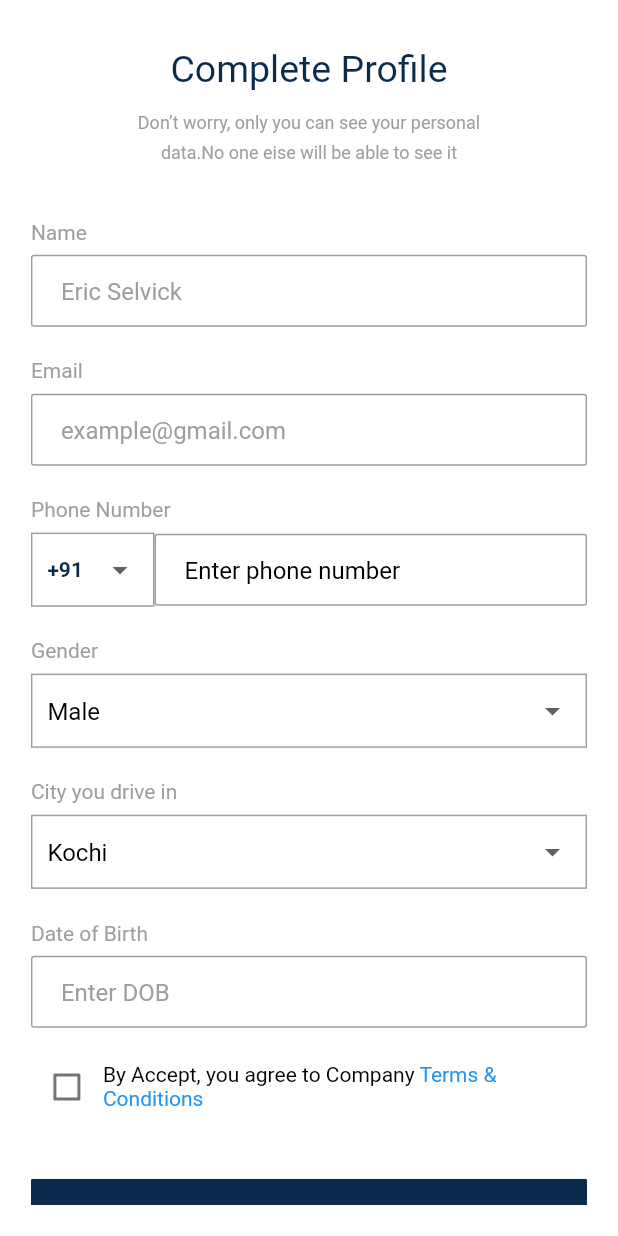
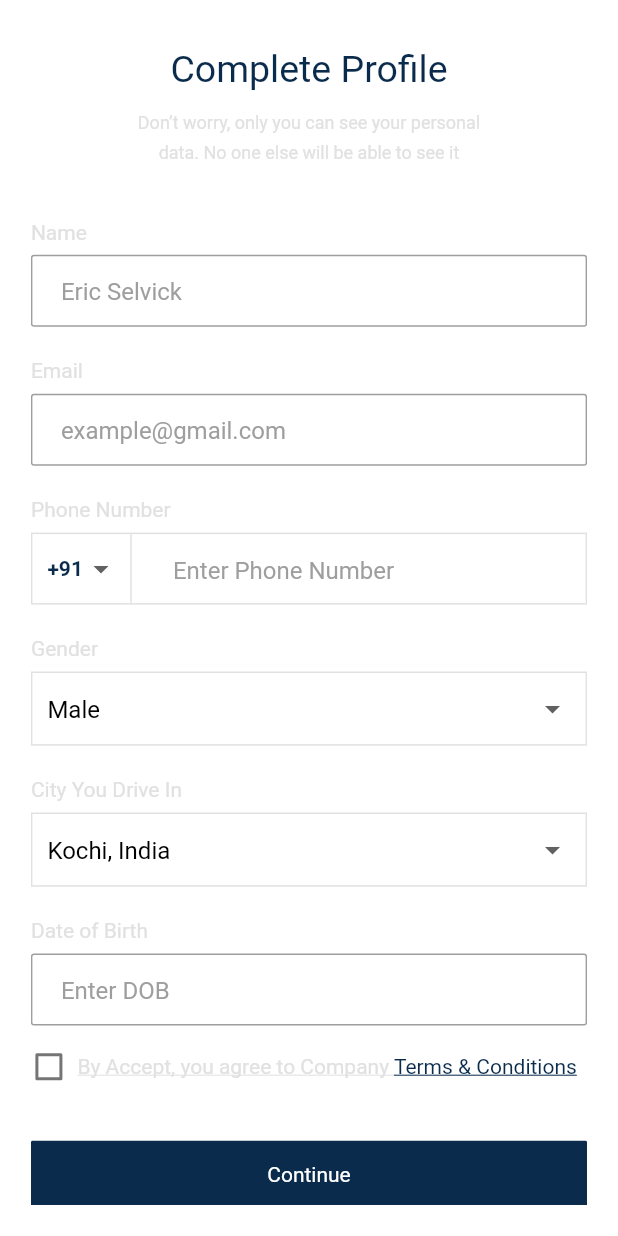
Before and after one commit to Rayarmohan/Jambo-Taxi-app, a Flutter app: the RegistartionScreen screen opened by its route, on a phone screen of 412 x 824 dp. Run offline on Flutter 3.47's test engine with Material 3 defaults, Android fonts, the phone set to English and light mode, and no system bars; our stand-ins replace dotted_border, flutter_rating_bar, flutter_screenutil, flutter_svg, get; Roboto replaces fonts that are missing (SF Pro Display).

Commit message:
debugging sign in, splash and prfile complete

```diff
--- a/lib/features/on_board/widgets/middle_screen.dart
+++ b/lib/features/on_board/widgets/middle_screen.dart
@@ -45,7 +45,7 @@
                 boxFit: BoxFit.fitWidth,
               ),
               Text(
-                "Your ride, Your Rules",
+                "Your Ride, Your Rules",
                 style: Theme.of(context).textTheme.headlineMedium,
               )
             ],
--- a/lib/features/otp_verify/otp_verify_screen.dart
+++ b/lib/features/otp_verify/otp_verify_screen.dart
@@ -103,7 +103,7 @@
         decoration: InputDecoration(
           counterText: "", // to hide the counter text below the TextField
           enabledBorder: OutlineInputBorder(
-            borderSide: BorderSide(width: 2, color: Colors.grey.shade300),
+            borderSide: BorderSide(width: 2, color: Colors.grey.shade100),
             borderRadius: BorderRadius.circular(2),
           ),
           focusedBorder: OutlineInputBorder(
--- a/lib/features/registration/registration_controller.dart
+++ b/lib/features/registration/registration_controller.dart
@@ -1,25 +1,28 @@
 import 'package:flutter/material.dart';
 import 'package:get/get.dart';
 
-class RegistarationController extends GetxController{
+class RegistarationController extends GetxController {
   var dropdownValue = '+91'.obs;
   var genderdropdownValue = 'Male'.obs;
-   var citydropdownValue = 'Kochi'.obs;
-   var isChecked = false.obs;
+  var citydropdownValue = 'Kochi, India'.obs;
+  var isChecked = false.obs;
 
   TextEditingController nameController = TextEditingController();
   TextEditingController phoneController = TextEditingController();
-   void setDropdownValue(String value) {
+  TextEditingController emailController = TextEditingController();
+
+
+  void setDropdownValue(String value) {
     dropdownValue.value = value;
     update();
   }
 
-   void setGenderDropdownValue(String value) {
+  void setGenderDropdownValue(String value) {
     genderdropdownValue.value = value;
     update();
   }
 
-   void setCityDropdownValue(String value) {
+  void setCityDropdownValue(String value) {
     citydropdownValue.value = value;
     update();
   }
@@ -28,5 +31,4 @@
     isChecked.value = value;
     update();
   }
-
 }
--- a/lib/features/registration/registration_screen.dart
+++ b/lib/features/registration/registration_screen.dart
@@ -5,6 +5,7 @@
 import 'package:flutter_screenutil/flutter_screenutil.dart';
 import 'package:get/get.dart';
 import 'package:get/get_core/src/get_main.dart';
+import 'package:jambotaxi/features/login/login.dart';
 import 'package:jambotaxi/features/registration/registration_controller.dart';
 import 'package:jambotaxi/features/welcome/welcome_screen.dart';
 import 'package:jambotaxi/utils/color/app_colors.dart';
@@ -21,7 +22,8 @@
     return Scaffold(
       body: SafeArea(
           child: Padding(
-        padding: EdgeInsets.only(top: 20.h, left: 20.h, right: 20.h, bottom: 20.h),
+        padding:
+            EdgeInsets.only(top: 20.h, left: 20.h, right: 20.h, bottom: 20.h),
         child: Center(
           child: SingleChildScrollView(
             child: Column(
@@ -40,7 +42,7 @@
                 ),
                 Text(
                   textAlign: TextAlign.center,
-                  "Don’t worry, only you can see your personal\ndata.No one eise will be able to see it",
+                  "Don’t worry, only you can see your personal\ndata. No one else will be able to see it",
                   style: Theme.of(context)
                       .textTheme
                       .bodySmall!
@@ -76,7 +78,7 @@
                       height: 5.h,
                     ),
                     CustomTextField(
-                      controller: controller.nameController,
+                      controller: controller.emailController,
                       hint: 'example@gmail.com',
                     ),
                     SizedBox(
@@ -90,41 +92,7 @@
                     SizedBox(
                       height: 5.h,
                     ),
-                    Row(
-                      children: [
-                        Obx(
-                          () => Container(
-                            height: 48.h,
-                            width: 80.h,
-                            padding: const EdgeInsets.all(10),
-                            decoration: BoxDecoration(
-                                border: Border.all(
-                                    width: 1, color: AppColors.grey)),
-                            child: DropdownButtonHideUnderline(
-                              child: DropdownButton<String>(
-                                value: controller.dropdownValue.value,
-                                onChanged: (String? newValue) {
-                                  controller.setDropdownValue(newValue!);
-                                },
-                                items: <String>['+91', '+1', '+44',]
-                                    .map((String value) {
-                                  return DropdownMenuItem<String>(
-                                    alignment: AlignmentDirectional.centerEnd,
-                                    value: value,
-                                    child: Text(value),
-                                  );
-                                }).toList(),
-                              ),
-                            ),
-                          ),
-                        ),
-                        Expanded(
-                            child: CustomTextFieldInt(
-                          controller: controller.phoneController,
-                          hint: 'Enter phone number',
-                        )),
-                      ],
-                    ),
+                    PhoneNumberField(controller: controller),
                     SizedBox(
                       height: 15.h,
                     ),
@@ -174,7 +142,7 @@
                     SizedBox(
                       height: 15.h,
                     ),
-                    Text("City you drive in",
+                    Text("City You Drive In",
                         style: Theme.of(context)
                             .textTheme
                             .bodyMedium!
@@ -197,10 +165,10 @@
                               controller.setCityDropdownValue(newValue!);
                             },
                             items: <String>[
-                              'Kochi',
-                              'Kollam',
-                              'Kottayam',
-                              'Alappuzha'
+                              'Kochi, India',
+                              'Kollam, India',
+                              'Kottayam, India',
+                              'Alappuzha, India'
                             ].map((String value) {
                               return DropdownMenuItem<String>(
                                 alignment: AlignmentDirectional.center,
@@ -236,16 +204,21 @@
                       controller: controller.nameController,
                       hint: 'Enter DOB',
                     ),
-
                     SizedBox(
                       height: 15.h,
                     ),
                     Row(
+                      mainAxisAlignment: MainAxisAlignment.start,
                       children: [
                         Obx(
-                          () => Checkbox(
+                          () => Container(
+                            width:
+                                24, // Control the container width that wraps the checkbox
+                            height: 24, // Control the container height
+                            child: Checkbox(
+                              materialTapTargetSize: MaterialTapTargetSize
+                                  .shrinkWrap, // Reduces the tap target size to the size of the checkbox
                               checkColor: AppColors.white,
-
                               value: controller.isChecked.value,
                               onChanged: (bool? value) {
                                 controller.setIsChecked(value!);
@@ -253,15 +226,17 @@
                               activeColor: AppColors.primeryColor,
                             ),
                           ),
+                        ),
+                        SizedBox(width: 7,),
                         Expanded(
                           child: RichText(
                             text: TextSpan(
                               text: 'By Accept, you agree to Company ',
-                              style: TextStyle(color: Colors.black),
+                              style: TextStyle(color: AppColors.grey, decoration: TextDecoration.underline, decorationColor: AppColors.grey),
                               children: <TextSpan>[
                                 TextSpan(
                                   text: 'Terms & Conditions',
-                                  style: TextStyle(color: Colors.blue),
+                                  style: TextStyle(color: AppColors.primeryColor, decoration: TextDecoration.underline, decorationColor: AppColors.primeryColor, ),
                                   recognizer: TapGestureRecognizer()
                                     ..onTap = () {
                                       // Open terms and conditions link
@@ -296,3 +271,74 @@
     );
   }
 }
+
+class PhoneNumberField extends StatefulWidget {
+  final RegistarationController controller;
+
+  const PhoneNumberField({Key? key, required this.controller})
+      : super(key: key);
+
+  @override
+  _PhoneNumberFieldState createState() => _PhoneNumberFieldState();
+}
+
+class _PhoneNumberFieldState extends State<PhoneNumberField> {
+  @override
+  Widget build(BuildContext context) {
+    return Container(
+      height: 48,
+      decoration: BoxDecoration(
+        border: Border.all(color: AppColors.grey),
+      ),
+      child: Row(
+        children: <Widget>[
+          Obx(
+            () => Padding(
+              padding: const EdgeInsets.fromLTRB(10, 10, 0, 10),
+              child: DropdownButtonHideUnderline(
+                child: DropdownButton<String>(
+                  value: widget.controller.dropdownValue.value,
+                  onChanged: (String? newValue) {
+                    widget.controller.setDropdownValue(newValue!);
+                  },
+                  items: <String>['+91', '+1', '+44'].map((String value) {
+                    return DropdownMenuItem<String>(
+                      value: value,
+                      child: Text(value),
+                    );
+                  }).toList(),
+                ),
+              ),
+            ),
+          ),
+          VerticalDivider(
+            color: AppColors.grey,
+            thickness: 1,
+          ),
+          Expanded(
+            child: TextField(
+              controller: widget.controller.phoneController,
+              decoration: InputDecoration(
+                border: InputBorder.none,
+                enabledBorder: InputBorder
+                    .none, // Ensures no border when enabled and not focused
+                focusedBorder: InputBorder.none,
+                disabledBorder: InputBorder.none,
+
+                hintText: 'Enter Phone Number',
+                hintStyle: const TextStyle(
+                  fontFamily: "SF Pro Display",
+                  fontSize: 16,
+                  fontWeight: FontWeight.w400,
+                  height: 1.275,
+                  color: Colors.grey,
+                ),
+              ),
+              keyboardType: TextInputType.phone,
+            ),
+          ),
+        ],
+      ),
+    );
+  }
+}
--- a/lib/utils/color/app_colors.dart
+++ b/lib/utils/color/app_colors.dart
@@ -6,6 +6,6 @@
 
   static const Color black = Color(0xff000000);
   static const Color white = Color(0xffffffff);
-  static const Color grey = Colors.grey;
+  static const Color grey = Color.fromARGB(255, 225, 225, 225);
   static const Color green = Colors.green;
 }
--- a/lib/widgets/custom_button.dart
+++ b/lib/widgets/custom_button.dart
@@ -26,6 +26,7 @@
       height: height ?? 50,
       color: color ?? AppColors.primeryColor,
       shape: RoundedRectangleBorder(borderRadius: BorderRadius.circular(1)),
+      elevation: 0,
       child: child ??
           Text(
             text!,
```
Also changed, not shown: lib/features/login/login_screen.dart (+70 -39 lines). Lines whose indentation alone changed are shown as unchanged.
